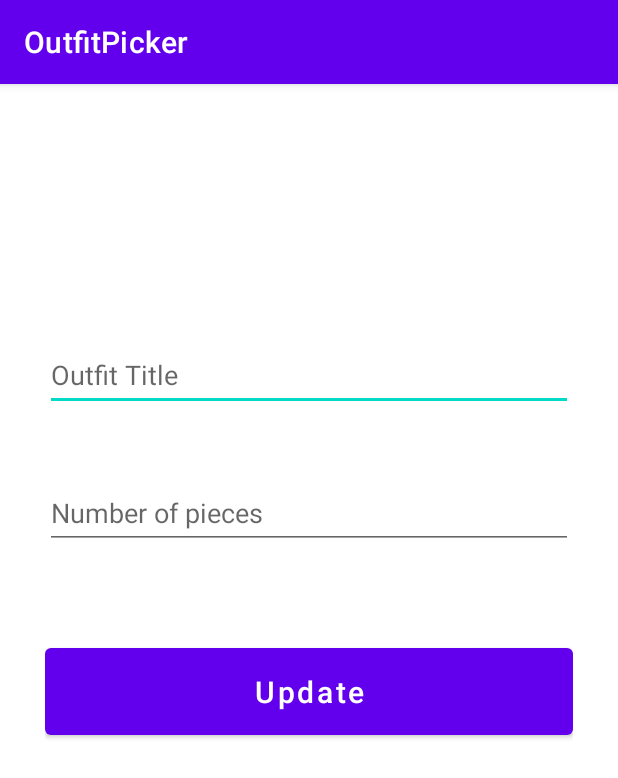
After one commit to rserbd/OutfitPicker, an Android app: the UpdateActivity screen opened directly, with no data from a screen before it, on a phone screen of 412 x 824 dp. The commit adds this screen. Shown: the top 778 px of the screen. Run offline under Robolectric (Android 15) with nearby library versions, the phone set to English and light mode, and no system bars.

Commit message:
update entries

```diff
--- /dev/null
+++ b/app/src/main/java/com/example/outfitpicker/UpdateActivity.java
@@ -0,0 +1,52 @@
+package com.example.outfitpicker;
+
+import androidx.appcompat.app.AppCompatActivity;
+
+import android.os.Bundle;
+import android.view.View;
+import android.widget.Button;
+import android.widget.EditText;
+import android.widget.Toast;
+
+public class UpdateActivity extends AppCompatActivity {
+
+    EditText title_input, pieces_input;
+    Button update_button;
+
+    String id, title, pieces;
+
+    @Override
+    protected void onCreate(Bundle savedInstanceState) {
+        super.onCreate(savedInstanceState);
+        setContentView(R.layout.activity_update);
+
+        title_input = findViewById(R.id.title_input2);
+        pieces_input = findViewById(R.id.pieces_input2);
+        update_button = findViewById(R.id.update_button);
+
+        getAndSetIntentData();
+
+        update_button.setOnClickListener(new View.OnClickListener() {
+            @Override
+            public void onClick(View view) {
+                OutfitDBHelper myDB = new OutfitDBHelper(UpdateActivity.this);
+                title = title_input.getText().toString().trim();
+                pieces = pieces_input.getText().toString().trim();
+                myDB.updateData(id, title, pieces);
+            }
+        });
+    }
+
+    void getAndSetIntentData() {
+        if(getIntent().hasExtra("id") && getIntent().hasExtra("title") && getIntent().hasExtra("pieces")){
+            id = getIntent().getStringExtra("id");
+            title = getIntent().getStringExtra("title");
+            pieces = getIntent().getStringExtra("pieces");
+
+            title_input.setText(title);
+            pieces_input.setText(pieces);
+        } else {
+            Toast.makeText(this, "No data", Toast.LENGTH_SHORT).show();
+        }
+    }
+}
--- /dev/null
+++ b/app/src/main/res/layout/activity_update.xml
@@ -0,0 +1,46 @@
+<?xml version="1.0" encoding="utf-8"?>
+<androidx.constraintlayout.widget.ConstraintLayout xmlns:android="http://schemas.android.com/apk/res/android"
+    xmlns:app="http://schemas.android.com/apk/res-auto"
+    xmlns:tools="http://schemas.android.com/tools"
+    android:layout_width="match_parent"
+    android:layout_height="match_parent"
+    tools:context=".UpdateActivity"
+    android:padding="30dp">
+
+    <EditText
+        android:id="@+id/title_input2"
+        android:layout_width="match_parent"
+        android:layout_height="wrap_content"
+        android:layout_marginTop="140dp"
+        android:ems="10"
+        android:hint="Outfit Title"
+        android:inputType="textPersonName"
+        android:minHeight="48dp"
+        app:layout_constraintEnd_toEndOf="parent"
+        app:layout_constraintStart_toStartOf="parent"
+        app:layout_constraintTop_toTopOf="parent" />
+
+    <EditText
+        android:id="@+id/pieces_input2"
+        android:layout_width="match_parent"
+        android:layout_height="wrap_content"
+        android:layout_marginTop="44dp"
+        android:ems="10"
+        android:hint="Number of pieces"
+        android:inputType="textPersonName"
+        android:minHeight="48dp"
+        app:layout_constraintEnd_toEndOf="parent"
+        app:layout_constraintStart_toStartOf="parent"
+        app:layout_constraintTop_toBottomOf="@+id/title_input2" />
+
+    <Button
+        android:id="@+id/update_button"
+        android:layout_width="match_parent"
+        android:layout_height="70dp"
+        android:layout_marginTop="60dp"
+        android:textSize="20sp"
+        android:text="Update"
+        android:textAllCaps="false"
+        app:layout_constraintStart_toStartOf="parent"
+        app:layout_constraintTop_toBottomOf="@+id/pieces_input2" />
+</androidx.constraintlayout.widget.ConstraintLayout>
--- a/app/src/main/res/layout/my_row.xml
+++ b/app/src/main/res/layout/my_row.xml
@@ -4,7 +4,8 @@
     xmlns:tools="http://schemas.android.com/tools"
     android:orientation="vertical"
     android:layout_width="match_parent"
-    android:layout_height="wrap_content">
+    android:layout_height="wrap_content"
+    android:id="@+id/mainLayout">
 
     <androidx.cardview.widget.CardView
         android:layout_width="match_parent"
```
Also changed, not shown: app/src/main/AndroidManifest.xml (+5 -2 lines), app/src/main/java/com/example/outfitpicker/CustomAdapter.java (+22 -2 lines), app/src/main/java/com/example/outfitpicker/MainActivity.java (+10 -1 lines), app/src/main/java/com/example/outfitpicker/OutfitDBHelper.java (+20 -1 lines).
